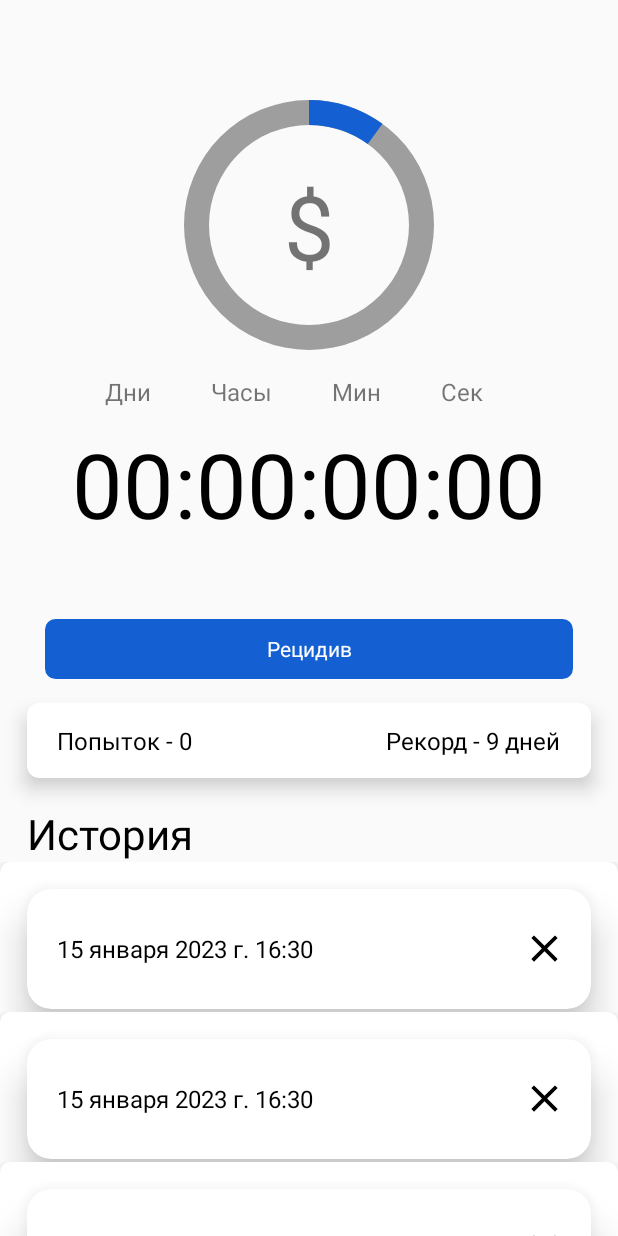
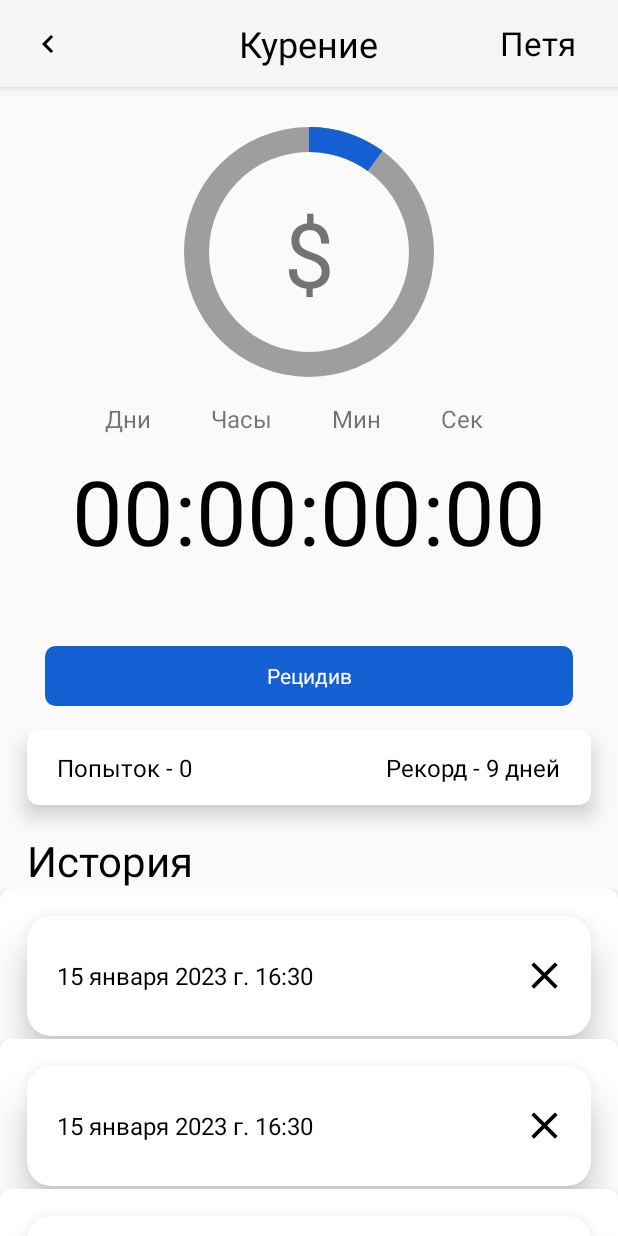
Before and after one commit to Azamat753/HabitTracker, an Android app: the layout fragment_habit_detail.xml on its own in the app's theme, with its tools: preview values and no code run, on a phone screen of 412 x 824 dp. Run offline under Robolectric (Android 15) with nearby library versions, the phone set to English and light mode, and no system bars.

Commit message:
Toolbar+

```diff
--- a/app/src/main/java/com/lawlett/habittracker/Extensions.kt
+++ b/app/src/main/java/com/lawlett/habittracker/Extensions.kt
@@ -9,11 +9,6 @@ import android.view.View
 import android.view.Window
 import android.widget.Toast
 import androidx.fragment.app.Fragment
-import androidx.lifecycle.Lifecycle
-import androidx.lifecycle.lifecycleScope
-import androidx.lifecycle.repeatOnLifecycle
-import kotlinx.coroutines.flow.StateFlow
-import kotlinx.coroutines.launch
 
 fun Fragment.showToast(msg:String){
     Toast.makeText(requireContext(), msg, Toast.LENGTH_SHORT).show()
--- /dev/null
+++ b/app/src/main/res/drawable/ic_left.xml
@@ -0,0 +1,5 @@
+<vector android:height="24dp" android:tint="#000000"
+    android:viewportHeight="24" android:viewportWidth="24"
+    android:width="24dp" xmlns:android="http://schemas.android.com/apk/res/android">
+    <path android:fillColor="@android:color/white" android:pathData="M15.41,7.41L14,6l-6,6 6,6 1.41,-1.41L10.83,12z"/>
+</vector>
--- a/app/src/main/res/layout/fragment_habit_detail.xml
+++ b/app/src/main/res/layout/fragment_habit_detail.xml
@@ -6,16 +6,51 @@
     android:layout_height="match_parent"
     tools:context=".fragment.habitdetail.HabitDetailFragment">
 
+    <com.google.android.material.appbar.AppBarLayout
+        app:layout_constraintTop_toTopOf="parent"
+        app:layout_constraintEnd_toEndOf="parent"
+        android:orientation="vertical"
+        app:layout_constraintStart_toStartOf="parent"
+        android:layout_width="match_parent"
+        android:layout_height="wrap_content"
+        android:id="@+id/app_bar_layout">
+        <androidx.appcompat.widget.Toolbar
+            android:layout_margin="4dp"
+            android:layout_width="match_parent"
+            android:layout_height="50dp"
+            style="@style/Foxandroid.Toolbar"
+            app:navigationIcon="@drawable/ic_left"
+            android:id="@+id/app_bar" >
+            <TextView
+                android:textSize="24sp"
+                android:textColor="@color/black"
+                android:layout_gravity="center"
+                android:text="Курение"
+                android:layout_width="wrap_content"
+                android:layout_height="wrap_content"/>
+
+            <TextView
+                android:layout_marginEnd="16dp"
+                android:textColor="@color/black"
+                android:padding="8dp"
+                android:text="Петя"
+                android:textSize="22sp"
+                android:layout_gravity="end"
+                android:layout_width="wrap_content"
+                android:layout_height="wrap_content"/>
+        </androidx.appcompat.widget.Toolbar>
+    </com.google.android.material.appbar.AppBarLayout>
+
     <androidx.core.widget.ContentLoadingProgressBar
         android:id="@+id/habit_progress"
         android:layout_width="200dp"
         android:layout_height="200dp"
-        android:layout_marginTop="50dp"
+        android:layout_marginTop="10dp"
         android:progress="10"
         android:progressDrawable="@drawable/circle_progress"
         app:layout_constraintEnd_toEndOf="parent"
         app:layout_constraintStart_toStartOf="parent"
-        app:layout_constraintTop_toTopOf="parent" />
+        app:layout_constraintTop_toBottomOf="@id/app_bar_layout" />
 
     <TextView
         android:layout_width="wrap_content"
--- a/app/src/main/res/values/strings.xml
+++ b/app/src/main/res/values/strings.xml
@@ -13,5 +13,7 @@
     <string name="tv_month">января</string>
     <string name="tv_year">2023 г.</string>
     <string name="tv_time">16:30</string>
+    <string name="_recediv">Рецидив</string>
+    <string name="tv_taime">Таймер привычки курение будет обнулен</string>
 
 </resources>
--- /dev/null
+++ b/app/src/main/res/values/styles.xml
@@ -0,0 +1,13 @@
+<?xml version="1.0" encoding="utf-8"?>
+<resources>
+    <style name="toolbartex" parent="TextAppearance.MaterialComponents.Button">
+        <item name="android:textSize">16dp</item>
+    </style>
+    <style name="Foxandroid.Toolbar" parent="Widget.AppCompat.Toolbar">
+        <item name="background">@color/white</item>
+        <item name="color">#FFFFFF</item>
+        <item name="theme">@style/Theme.HabitTracker</item>
+        <item name="popupTheme">@style/Theme.AppCompat.Light</item>
+        <item name="titleTextAppearance">@style/toolbartex</item>
+    </style>
+</resources>
```
Also changed, not shown: app/src/main/java/com/lawlett/habittracker/MainActivity.kt (+7 -3 lines), app/src/main/java/com/lawlett/habittracker/fragment/habitdetail/HabitDetailFragment.kt (+7 -2 lines), app/src/main/res/layout/item_diolog.xml (added, +30 -0 lines).
